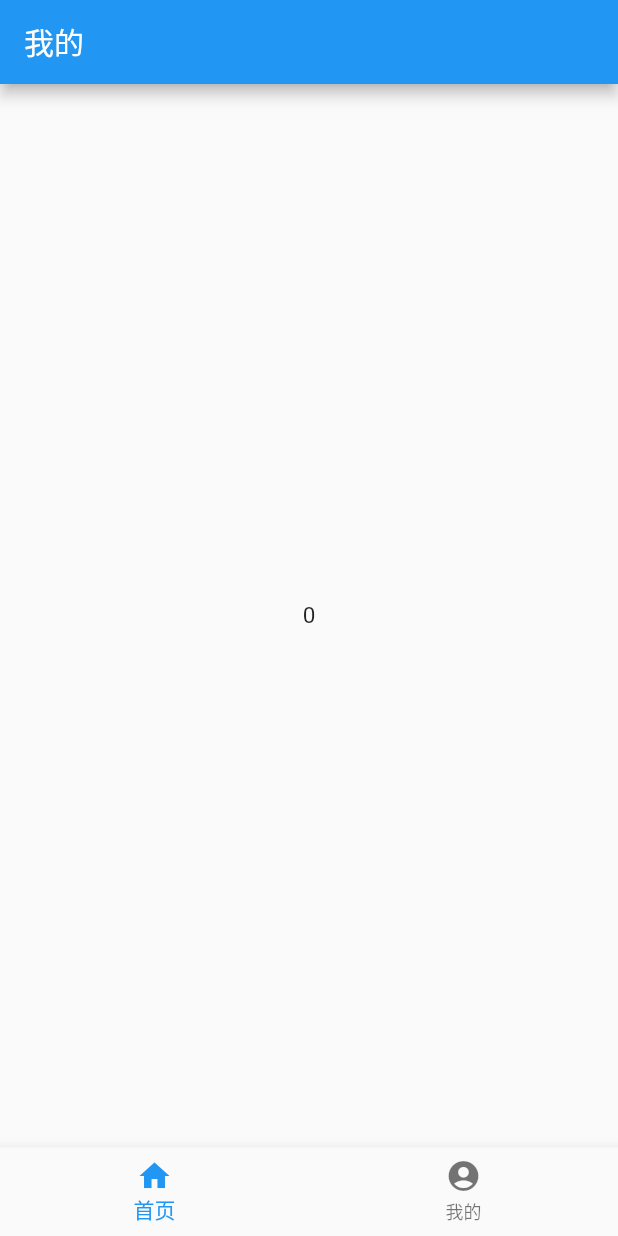
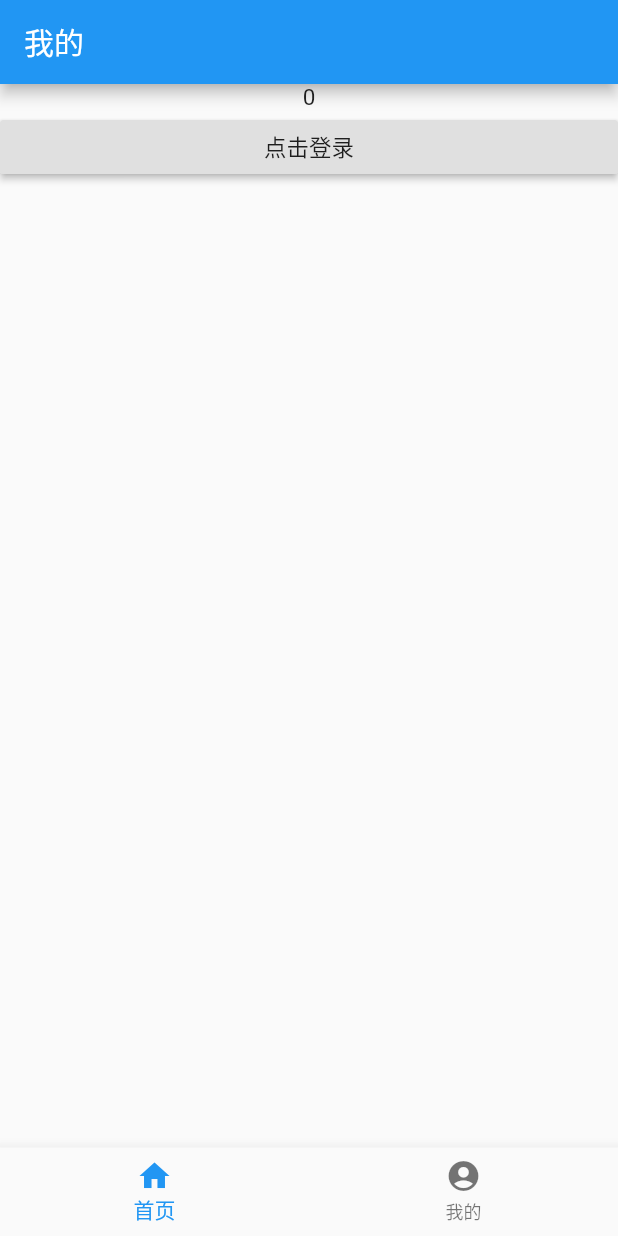
Before and after one commit to Taoyuqing/flutter_demos, a Flutter app: the screen it shows after launch, swiped to page 2, on a phone screen of 412 x 824 dp. Run offline on Flutter 3.47's test engine with Material 2 defaults, Android fonts, the phone set to English and light mode, and no system bars; our stand-ins replace flutter_redux, redux.

Commit message:
添加模拟登陆

```diff
--- a/lib/views/me/me.dart
+++ b/lib/views/me/me.dart
@@ -2,6 +2,7 @@ import 'package:flutter/material.dart';
 import 'package:flutter_redux/flutter_redux.dart';
 import 'package:flutter_widget_use/language/languageLocalizations.dart';
 import 'package:flutter_widget_use/redux/states.dart';
+import 'package:flutter_widget_use/views/me/login.dart';
 
 class Me extends StatefulWidget {
   Me({Key key}) : super(key: key);
@@ -20,8 +21,19 @@ class _MeState extends State<Me> with AutomaticKeepAliveClientMixin {
       body: StoreConnector<IState, IState>(
           converter: (store) => store.state,
           builder: (context, state) {
-            return Center(
-              child: Text('${state.index.count}'),
+            return ListView(
+              children: [
+                Center(
+                  child: Text('${state.index.count}'),
+                ),
+                RaisedButton(
+                  onPressed: () {
+                    Navigator.of(context)
+                        .push(MaterialPageRoute(builder: (context) => Login()));
+                  },
+                  child: Text('点击登录'),
+                )
+              ],
             );
           }),
     );
```
Also changed, not shown: lib/views/me/login.dart (added, +28 -0 lines).
